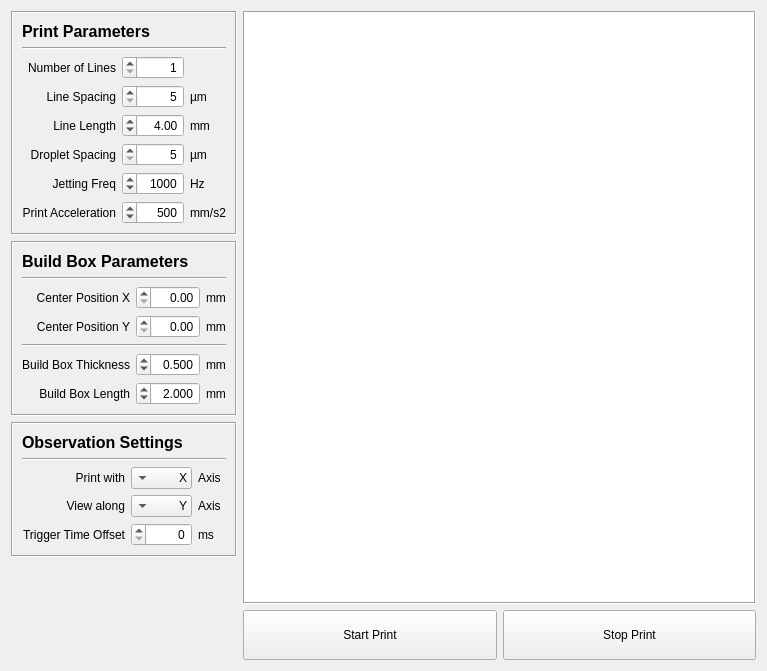
Qt form src/ui/highspeedlinewidget.ui (BYUCreateResearchLab/CREATE_LAB_Binder_Jet_Printer) before a commit.
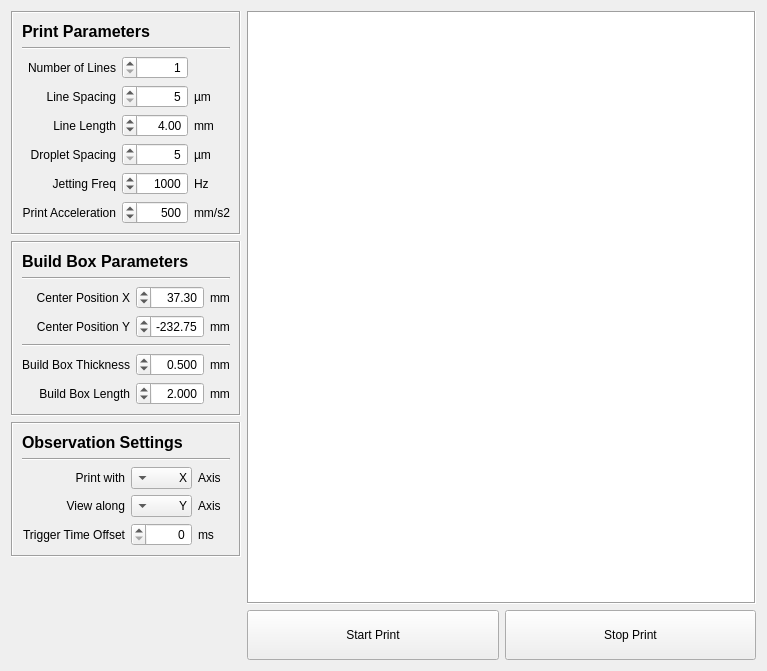
The same form after that commit. Custom widgets are drawn as their Qt base class.

What changed in the file:
```diff
--- a/src/ui/highspeedlinewidget.ui
+++ b/src/ui/highspeedlinewidget.ui
@@ -326,6 +326,9 @@
           <property name="maximum">
            <double>150.000000000000000</double>
           </property>
+          <property name="value">
+           <double>37.299999999999997</double>
+          </property>
          </widget>
         </item>
         <item row="5" column="0">
@@ -360,8 +363,14 @@
           <property name="alignment">
            <set>Qt::AlignRight|Qt::AlignTrailing|Qt::AlignVCenter</set>
           </property>
+          <property name="minimum">
+           <double>-500.000000000000000</double>
+          </property>
           <property name="maximum">
-           <double>500.000000000000000</double>
+           <double>0.000000000000000</double>
+          </property>
+          <property name="value">
+           <double>-232.750000000000000</double>
           </property>
          </widget>
         </item>
```
